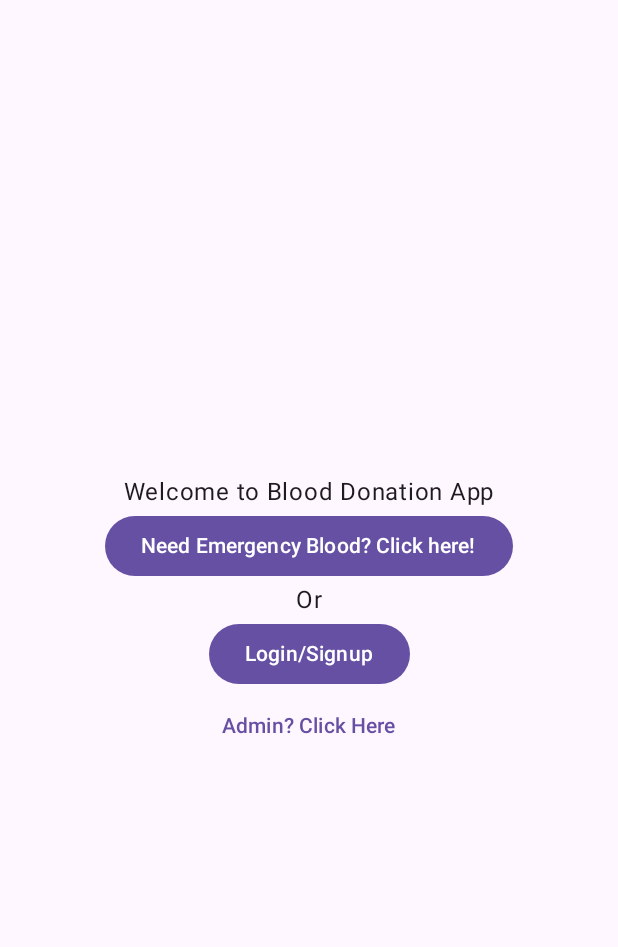
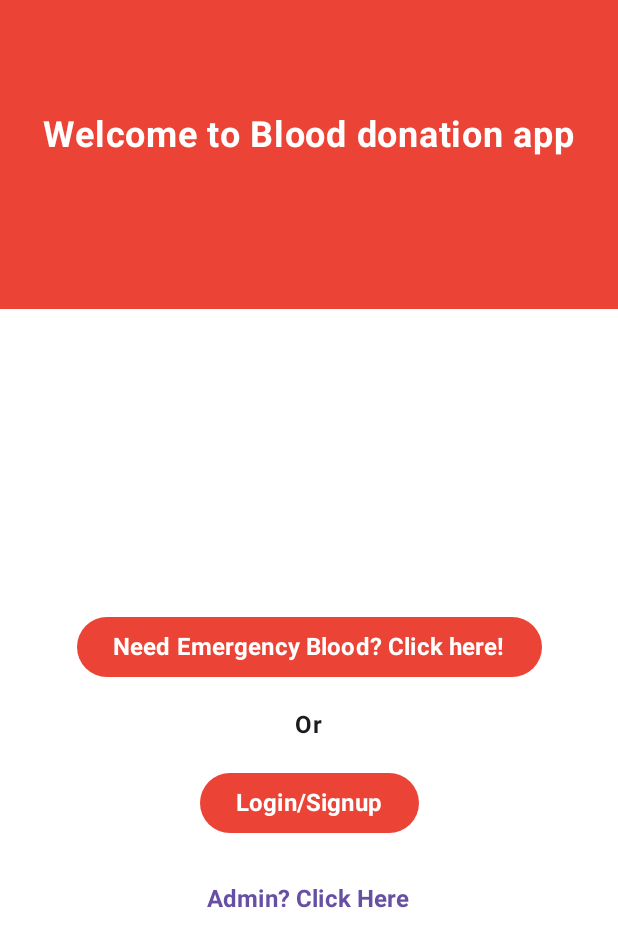
Before and after one commit to jarvis1704/blood-donation-app, an Android app built with Jetpack Compose: the screen it shows after launch (MainActivity), on a phone screen of 412 x 824 dp. Shown: the top 947 px of the screen. Run offline under Robolectric (Android 15) with nearby library versions, the phone set to English and light mode, and no system bars; our stand-ins replace Dagger/Hilt's generated code, Firebase (no records; nobody signed in at launch, a user with empty details on screens opened directly).

Commit message:
Improved the welcome screen

```diff
--- a/Android application/app/src/main/java/com/example/blooddonationapp/auth/interfaces/WelcomePage.kt
+++ b/Android application/app/src/main/java/com/example/blooddonationapp/auth/interfaces/WelcomePage.kt
@@ -1,15 +1,27 @@
 package com.example.blooddonationapp.auth.interfaces
 
+import androidx.compose.foundation.background
 import androidx.compose.foundation.layout.Arrangement
 import androidx.compose.foundation.layout.Box
 import androidx.compose.foundation.layout.Column
+import androidx.compose.foundation.layout.Spacer
 import androidx.compose.foundation.layout.fillMaxSize
+import androidx.compose.foundation.layout.fillMaxWidth
+import androidx.compose.foundation.layout.height
+import androidx.compose.foundation.layout.padding
+import androidx.compose.foundation.layout.statusBarsPadding
+import androidx.compose.foundation.layout.width
 import androidx.compose.material3.Button
+import androidx.compose.material3.ButtonDefaults
 import androidx.compose.material3.Text
 import androidx.compose.material3.TextButton
 import androidx.compose.runtime.Composable
 import androidx.compose.ui.Alignment
 import androidx.compose.ui.Modifier
+import androidx.compose.ui.graphics.Color
+import androidx.compose.ui.text.font.FontWeight
+import androidx.compose.ui.unit.dp
+import androidx.compose.ui.unit.sp
 
 @Composable
 fun WelcomePage(
@@ -22,26 +34,71 @@ fun WelcomePage(
     ){
         Column (
             Modifier.fillMaxSize(),
+        ){
+            Box(
+                modifier = Modifier
+                    .fillMaxWidth()
+                    .weight(0.2f)
+                    .background(Color(0xFFEB4335))
+            ){
+                Column (
+                    modifier = Modifier
+                        .fillMaxWidth()
+                        .statusBarsPadding()
+                        .padding(16.dp),
+                    horizontalAlignment = Alignment.CenterHorizontally
+                ){
+                    Spacer(Modifier.height(60.dp))
+                    Text(
+                        "Welcome to Blood donation app",
+                        fontSize = 24.sp,
+                        color = Color.White,
+                        fontWeight = FontWeight.Bold
+                    )
+                }
+            }
+            Box(
+                modifier = Modifier
+                    .fillMaxWidth()
+                    .weight(0.6f)
+                    .background(Color.White)
+            ) {
+                Column(
+                    modifier = Modifier.fillMaxSize(),
                     horizontalAlignment = Alignment.CenterHorizontally,
                     verticalArrangement = Arrangement.Center
-        ){
-            Text("Welcome to Blood Donation App")
+                ) {
                     Button(onClick = {
                         goto_bloodreqform()
-            } ) {
-                Text("Need Emergency Blood? Click here!")
+                    } ,
+                        colors = ButtonDefaults.buttonColors(
+                            containerColor = Color(0xFFEB4335)
+                        ),
+                    ) {
+                        Text("Need Emergency Blood? Click here!", fontSize = 16.sp, fontWeight = FontWeight.Bold)
                     }
-            Text("Or")
+                    Spacer(Modifier.height(16.dp))
+                    Text("Or", fontSize = 16.sp, fontWeight = FontWeight.Bold)
+                    Spacer(Modifier.height(16.dp))
                     Button(onClick = {
                         goto_loginpage()
-            } ) {
-                Text("Login/Signup")
+                    } ,
+                        colors = ButtonDefaults.buttonColors(
+                            containerColor = Color(0xFFEB4335)
+                        ),
+                    ) {
+                        Text("Login/Signup", fontSize = 16.sp, fontWeight = FontWeight.Bold)
                     }
+                    Spacer(Modifier.height(16.dp))
                     TextButton(onClick = {
                         goto_adminloginpage()
                     }) {
-                Text("Admin? Click Here")
+                        Text("Admin? Click Here", fontSize = 16.sp, fontWeight = FontWeight.Bold)
                     }
                 }
             }
+
+
         }
+    }
+}
```
Lines whose indentation alone changed are shown as unchanged.
